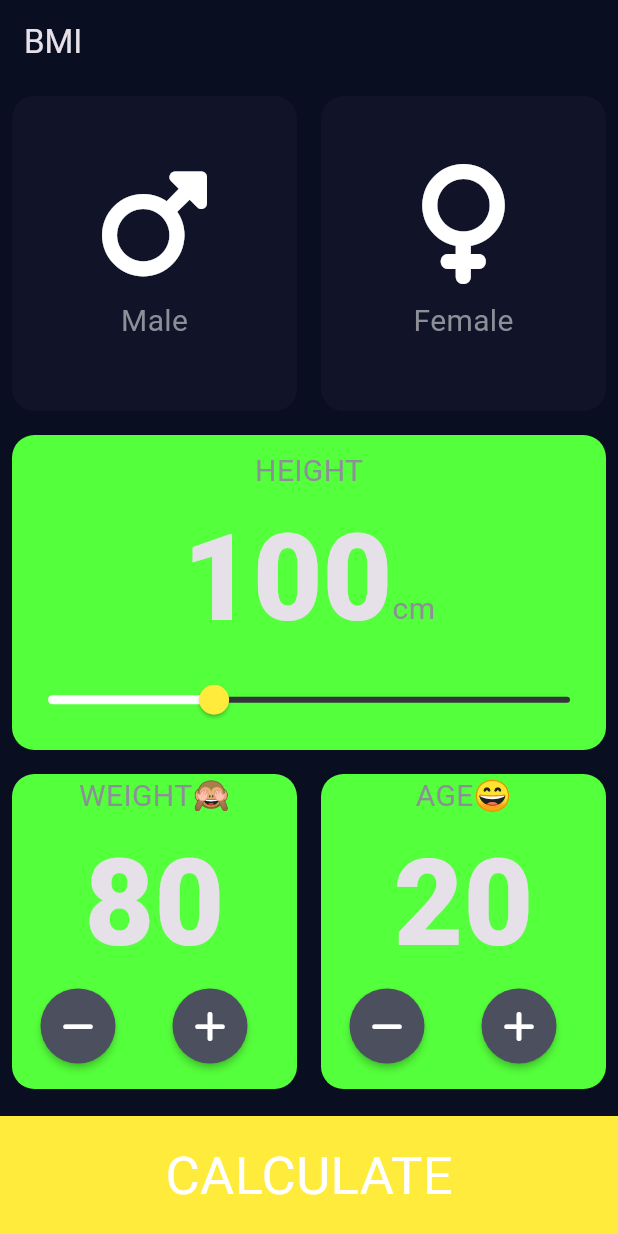
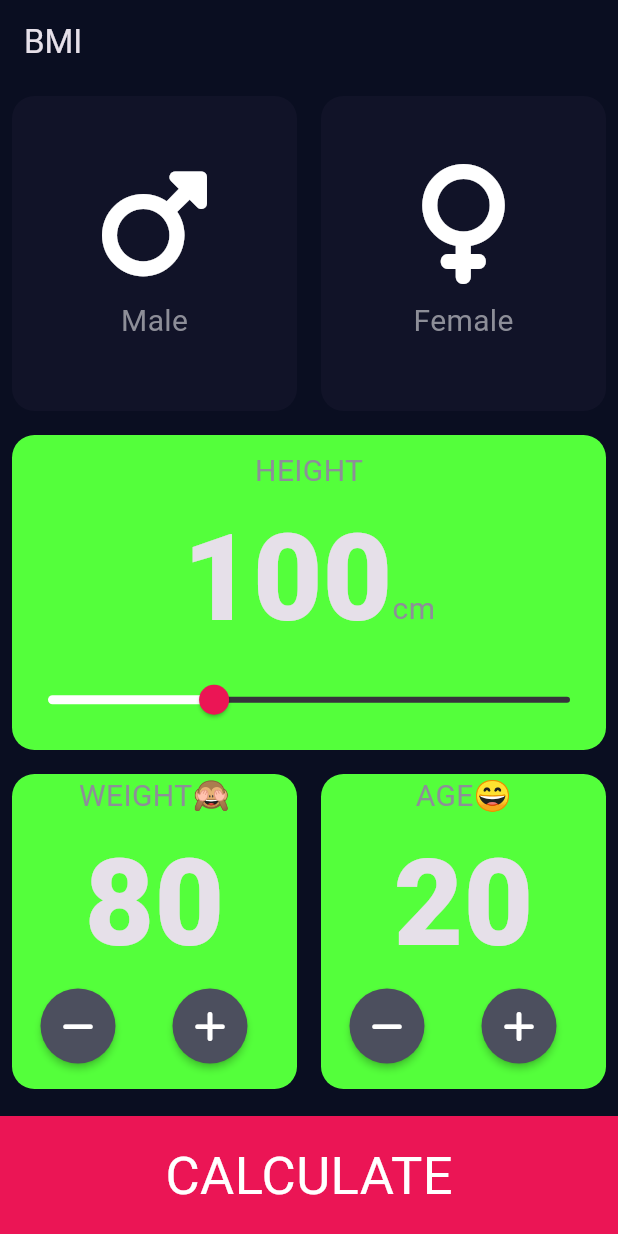
Before and after one commit to Joshua-100/bmi_calculator, a Flutter app: the screen it shows after launch, on a phone screen of 412 x 824 dp. Run offline on Flutter 3.47's test engine with Material 3 defaults, Android fonts, the phone set to English and light mode, and no system bars; our stand-ins replace font_awesome_flutter; missing offline and left inert: dart:ffi.

Commit message:
Returne the normal color

```diff
--- a/lib/constants.dart
+++ b/lib/constants.dart
@@ -9,7 +9,7 @@ const kBottomContainerHeight = 80.0;
 const kMarginTop = 10.0;
 const kActiveCardColor = Color(0xFF54FF3B);
 const kInactiveCardColor = Color(0xFF111328);
-const kButtonColor = Colors.yellow;
+const kButtonColor = Color(0xFFEB1555);
 const kNumberTextStyle = TextStyle(fontSize: 80.0, fontWeight: FontWeight.w900);
 const kButtonTextStyle = TextStyle(color: Colors.white, fontSize: 35);
 const kTitleTextStyle = TextStyle(color: Colors.white, fontSize: 40, fontWeight: FontWeight.bold);
```
